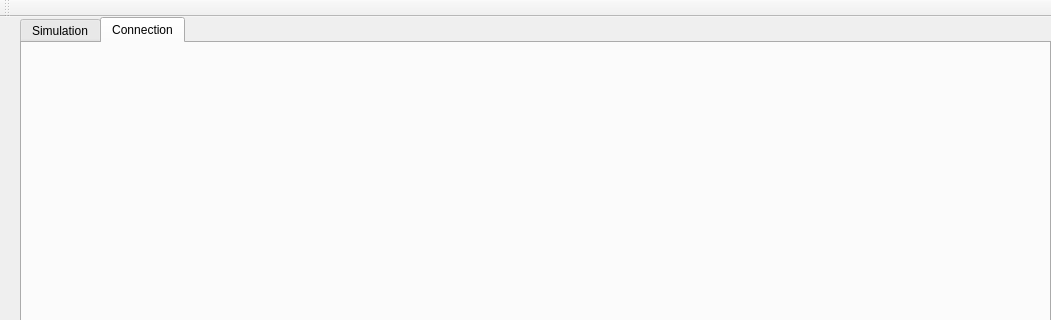
dkoszkul/master-thesis, file mainwindow.ui: the form before one commit; both pictures show x 0 to 1051 and y 0 to 320 of the 1051 by 594 pixel window.
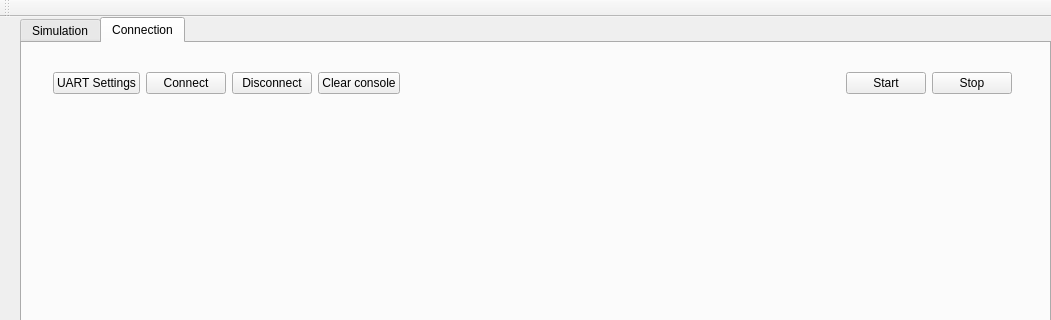
The form after the commit. The open tabs and pages were chosen to show the change.

Commit message: add console view

```diff
--- a/mainwindow.ui
+++ b/mainwindow.ui
@@ -80,6 +80,84 @@
      <attribute name="title">
       <string>Connection</string>
      </attribute>
+     <widget class="QWidget" name="gridLayoutWidget_2">
+      <property name="geometry">
+       <rect>
+        <x>19</x>
+        <y>79</y>
+        <width>981</width>
+        <height>311</height>
+       </rect>
+      </property>
+      <layout class="QGridLayout" name="consoleLayout"/>
+     </widget>
+     <widget class="QWidget" name="horizontalLayoutWidget">
+      <property name="geometry">
+       <rect>
+        <x>20</x>
+        <y>10</y>
+        <width>981</width>
+        <height>61</height>
+       </rect>
+      </property>
+      <layout class="QHBoxLayout" name="horizontalLayout">
+       <item>
+        <widget class="QPushButton" name="uartSettingsButton">
+         <property name="text">
+          <string>UART Settings</string>
+         </property>
+        </widget>
+       </item>
+       <item>
+        <widget class="QPushButton" name="connectButton">
+         <property name="text">
+          <string>Connect</string>
+         </property>
+        </widget>
+       </item>
+       <item>
+        <widget class="QPushButton" name="disconnectButton">
+         <property name="text">
+          <string>Disconnect</string>
+         </property>
+        </widget>
+       </item>
+       <item>
+        <widget class="QPushButton" name="clearConsoleButton">
+         <property name="text">
+          <string>Clear console</string>
+         </property>
+        </widget>
+       </item>
+       <item>
+        <spacer name="horizontalSpacer_2">
+         <property name="orientation">
+          <enum>Qt::Horizontal</enum>
+         </property>
+         <property name="sizeHint" stdset="0">
+          <size>
+           <width>40</width>
+           <height>20</height>
+          </size>
+         </property>
+        </spacer>
+       </item>
+       <item>
+        <widget class="QPushButton" name="startButton">
+         <property name="text">
+          <string>Start</string>
+         </property>
+        </widget>
+       </item>
+       <item>
+        <widget class="QPushButton" name="stopButton">
+         <property name="text">
+          <string>Stop</string>
+         </property>
+        </widget>
+       </item>
+      </layout>
+     </widget>
     </widget>
    </widget>
   </widget>
```
Left out of the diff: 2 changed lines with no effect on the pictures. The commit also changes 7 other files.
